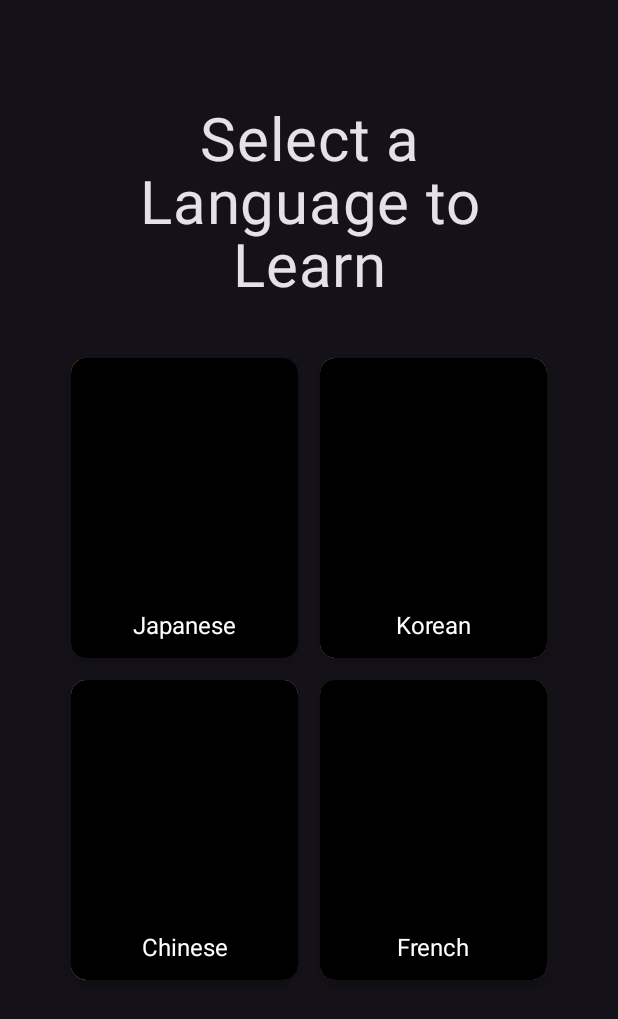
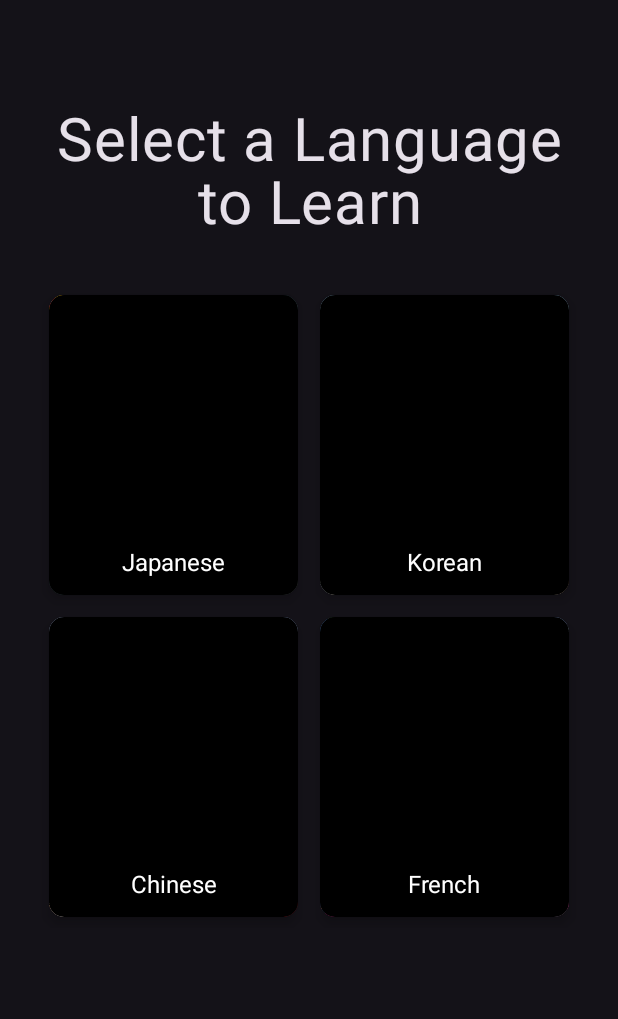
Before and after one commit to stellatedicosahedron/language-learner, an Android app built with Jetpack Compose: the LanguageSelectScreen screen opened through its navigation route, on a phone screen of 412 x 824 dp. Shown: the top 1019 px of the screen. Run offline under Robolectric (Android 15) with nearby library versions, the light colour scheme and no system bars.

Commit message:
Cleaned up the UI a bit for the Lang Select page

```diff
--- a/frontend/app/src/main/java/com/example/languagelearner/ui/LanguageSelectScreen.kt
+++ b/frontend/app/src/main/java/com/example/languagelearner/ui/LanguageSelectScreen.kt
@@ -51,7 +51,7 @@ fun LanguageSelectScreen(
     Column(
         horizontalAlignment = Alignment.CenterHorizontally,
         modifier = Modifier
-            .padding(horizontal = 40.dp)
+            .padding(horizontal = 25.dp)
             .fillMaxWidth()
             .fillMaxHeight()
     ) {
```
